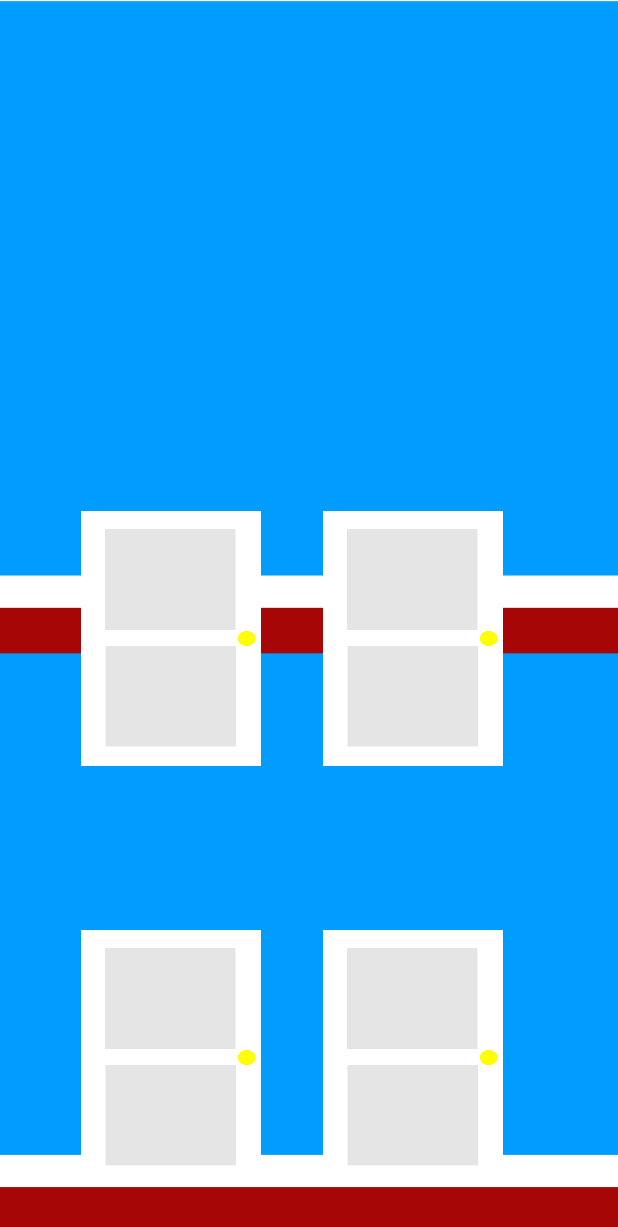
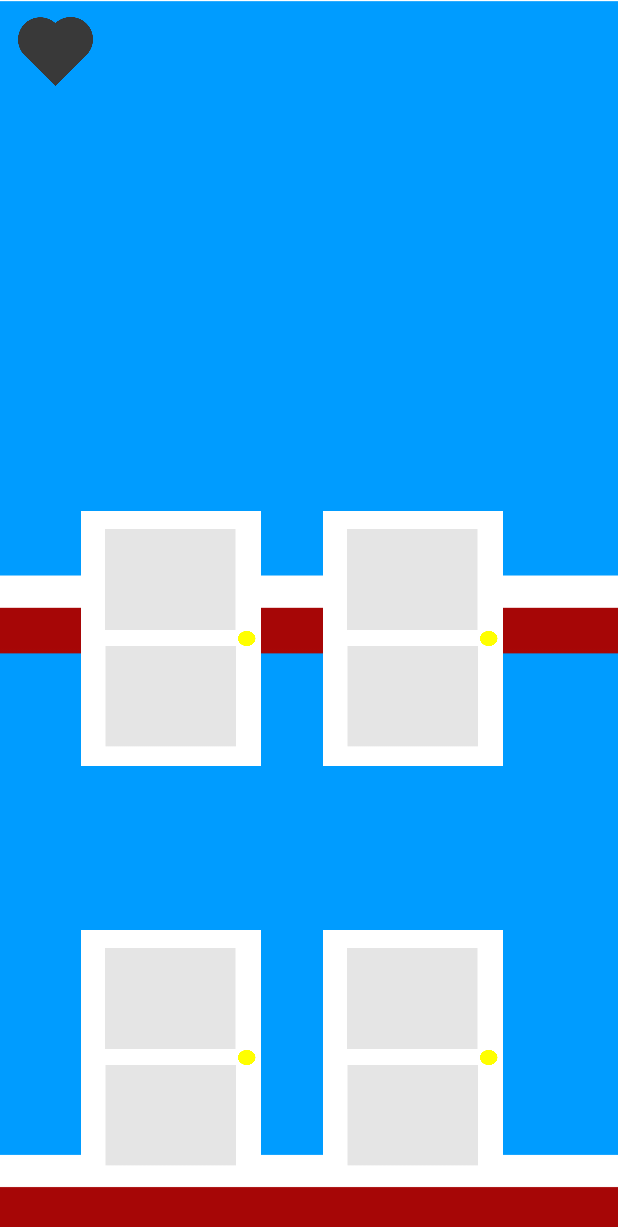
Before and after one commit to vdrumsta/Knock-Knock, an Android app: the screen it shows after launch (MainActivity), on a phone screen of 412 x 824 dp. Shown: the top 1227 px of the screen. Run offline under Robolectric (Android 15) with nearby library versions, the phone set to English and light mode, and no system bars.

Commit message:
added favourites button

```diff
--- a/app/src/main/AndroidManifest.xml
+++ b/app/src/main/AndroidManifest.xml
@@ -15,7 +15,8 @@
                 <category android:name="android.intent.category.LAUNCHER" />
             </intent-filter>
         </activity>
-        <activity android:name=".JokeActivity"></activity>
+        <activity android:name=".JokeActivity" />
+        <activity android:name=".FavouritesActivity"></activity>
     </application>
 
 </manifest>
--- a/app/src/main/java/com/notfunny/knockknock2/MainActivity.java
+++ b/app/src/main/java/com/notfunny/knockknock2/MainActivity.java
@@ -14,6 +14,7 @@ public class MainActivity extends AppCompatActivity {
     private ImageButton upperRightDoor;
     private ImageButton lowerLeftDoor;
     private ImageButton lowerRightDoor;
+    private ImageButton heart;
 
     @Override
     protected void onCreate(Bundle savedInstanceState) {
@@ -30,6 +31,7 @@ public class MainActivity extends AppCompatActivity {
         upperRightDoor = (ImageButton) findViewById(R.id.UpperRightDoor);
         lowerLeftDoor = (ImageButton) findViewById(R.id.LowerLeftDoor);
         lowerRightDoor = (ImageButton) findViewById(R.id.LowerRightDoor);
+        heart = (ImageButton) findViewById(R.id.Heart);
 
         upperLeftDoor.setOnClickListener(
                 new View.OnClickListener() {
@@ -70,5 +72,15 @@ public class MainActivity extends AppCompatActivity {
                     }
                 }
         );
+
+        heart.setOnClickListener(
+                new View.OnClickListener() {
+                    @Override
+                    public void onClick(View v) {
+                        Intent intent = new Intent(MainActivity.this, FavouritesActivity.class);
+                        startActivity(intent);
+                    }
+                }
+        );
     }
 }
--- /dev/null
+++ b/app/src/main/res/drawable/selector.xml
@@ -0,0 +1,8 @@
+<?xml version="1.0" encoding="utf-8"?>
+<selector xmlns:android="http://schemas.android.com/apk/res/android">
+    <item android:state_pressed="true"
+        android:drawable="@drawable/heart_colored" /> <!-- pressed -->
+    <item android:state_focused="true"
+        android:drawable="@drawable/heart_colored" /> <!-- focused -->
+    <item android:drawable="@drawable/heart_uncolored" /> <!-- default -->
+</selector>
--- a/app/src/main/res/layout/activity_main.xml
+++ b/app/src/main/res/layout/activity_main.xml
@@ -49,5 +49,17 @@
         android:layout_alignParentStart="true"
         android:layout_marginBottom="109dp" />
 
+    <ImageButton
+        android:background="@drawable/selector"
+        android:layout_width="50dip"
+        android:layout_height="46dip"
+        android:id="@+id/Heart"
+        android:layout_marginLeft="12dp"
+        android:layout_alignParentTop="true"
+        android:layout_alignParentLeft="true"
+        android:layout_alignParentStart="true"
+        android:layout_marginStart="12dp"
+        android:layout_marginTop="11dp" />
+
 
 </RelativeLayout>
--- /dev/null
+++ b/app/src/main/res/values/values.xml
@@ -0,0 +1,2 @@
+<?xml version="1.0" encoding="utf-8"?>
+<resources></resources>
```
Also changed, not shown: app/src/main/java/com/notfunny/knockknock2/FavouritesActivity.java (added, +13 -0 lines), app/src/main/res/layout/activity_favourites.xml (added, +13 -0 lines), app/src/main/res/drawable/door.jpg (added), app/src/main/res/drawable/heart_colored.png (added), app/src/main/res/drawable/heart_uncolored.png (added), app/src/main/res/drawable/main_menu_background.jpg (added).
